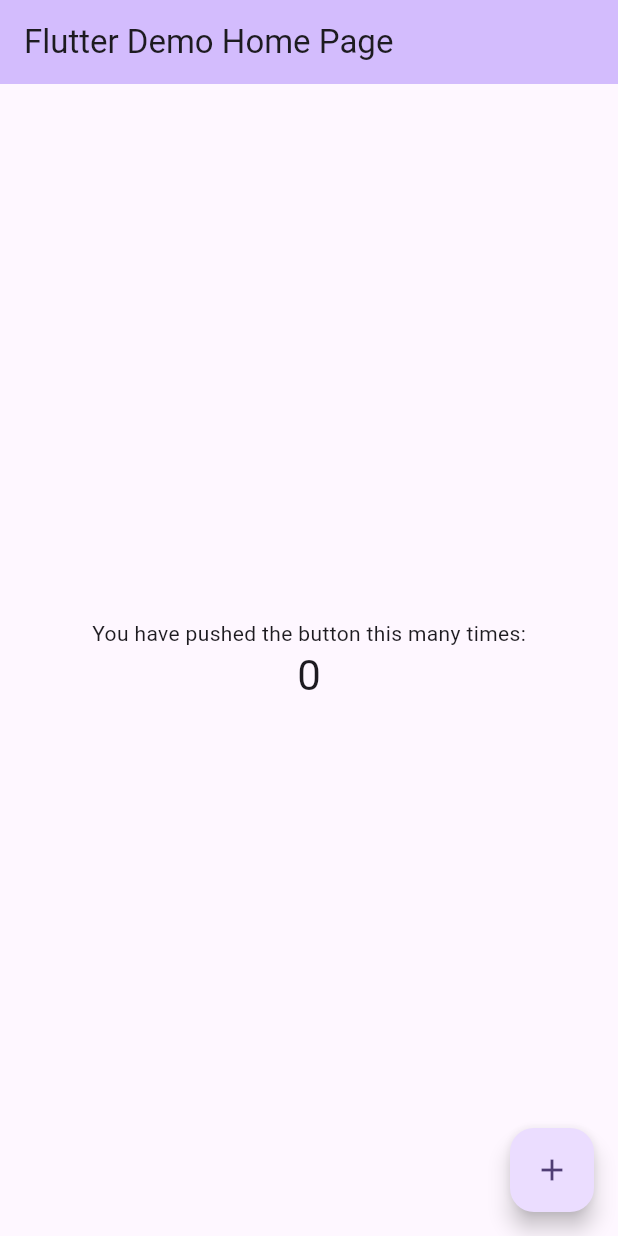
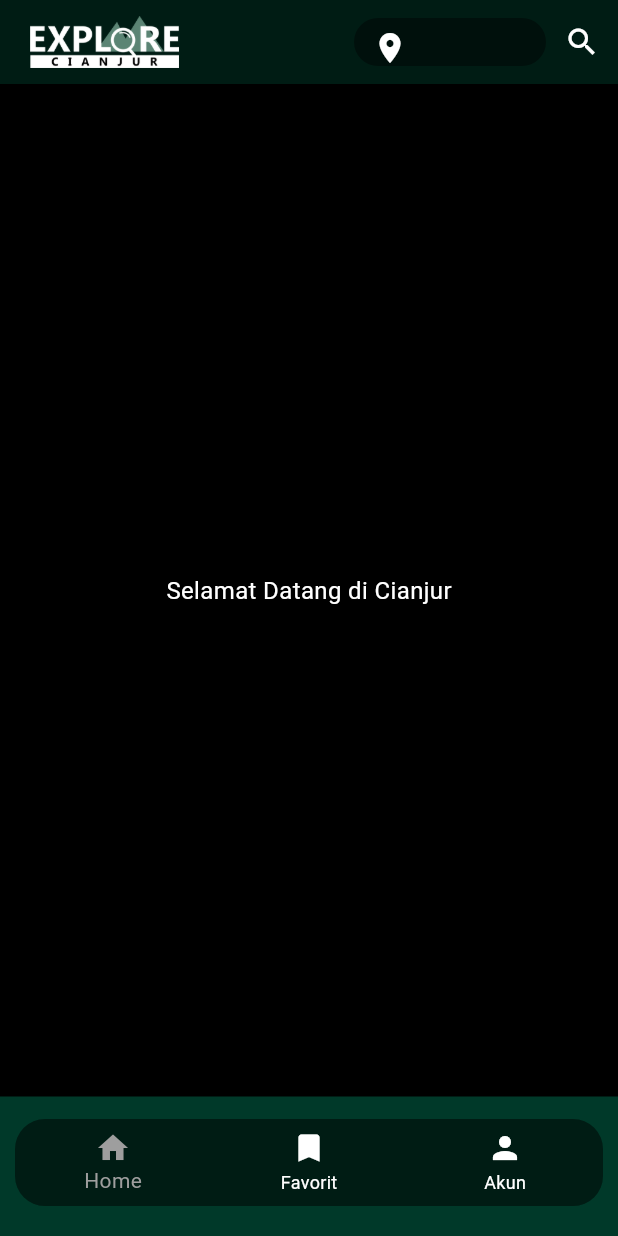
Before and after one commit to Fiqri-YuMa/myapp, a Flutter app: the screen it shows after launch, on a phone screen of 412 x 824 dp. Run offline on Flutter 3.47's test engine with Material 3 defaults, Android fonts, the phone set to English and light mode, and no system bars.

Commit message:
mengubah tampilan home

```diff
--- a/lib/main.dart
+++ b/lib/main.dart
@@ -1,125 +1,18 @@
+import 'package:myapp/screen/home.dart';
 import 'package:flutter/material.dart';
 
-void main() {
-  runApp(const MyApp());
-}
+class explore_cianjur extends StatelessWidget {
+  const explore_cianjur({super.key});
 
-class MyApp extends StatelessWidget {
-  const MyApp({super.key});
-
-  // This widget is the root of your application.
   @override
   Widget build(BuildContext context) {
     return MaterialApp(
-      title: 'Flutter Demo',
-      theme: ThemeData(
-        // This is the theme of your application.
-        //
-        // TRY THIS: Try running your application with "flutter run". You'll see
-        // the application has a purple toolbar. Then, without quitting the app,
-        // try changing the seedColor in the colorScheme below to Colors.green
-        // and then invoke "hot reload" (save your changes or press the "hot
-        // reload" button in a Flutter-supported IDE, or press "r" if you used
-        // the command line to start the app).
-        //
-        // Notice that the counter didn't reset back to zero; the application
-        // state is not lost during the reload. To reset the state, use hot
-        // restart instead.
-        //
-        // This works for code too, not just values: Most code changes can be
-        // tested with just a hot reload.
-        colorScheme: ColorScheme.fromSeed(seedColor: Colors.deepPurple),
-        useMaterial3: true,
-      ),
-      home: const MyHomePage(title: 'Flutter Demo Home Page'),
+      debugShowCheckedModeBanner: false,
+      home: BelajarNavBar(),
     );
   }
 }
 
-class MyHomePage extends StatefulWidget {
-  const MyHomePage({super.key, required this.title});
-
-  // This widget is the home page of your application. It is stateful, meaning
-  // that it has a State object (defined below) that contains fields that affect
-  // how it looks.
-
-  // This class is the configuration for the state. It holds the values (in this
-  // case the title) provided by the parent (in this case the App widget) and
-  // used by the build method of the State. Fields in a Widget subclass are
-  // always marked "final".
-
-  final String title;
-
-  @override
-  State<MyHomePage> createState() => _MyHomePageState();
+void main() {
+  runApp(explore_cianjur());
 }
-
-class _MyHomePageState extends State<MyHomePage> {
-  int _counter = 0;
-
-  void _incrementCounter() {
-    setState(() {
-      // This call to setState tells the Flutter framework that something has
-      // changed in this State, which causes it to rerun the build method below
-      // so that the display can reflect the updated values. If we changed
-      // _counter without calling setState(), then the build method would not be
-      // called again, and so nothing would appear to happen.
-      _counter++;
-    });
-  }
-
-  @override
-  Widget build(BuildContext context) {
-    // This method is rerun every time setState is called, for instance as done
-    // by the _incrementCounter method above.
-    //
-    // The Flutter framework has been optimized to make rerunning build methods
-    // fast, so that you can just rebuild anything that needs updating rather
-    // than having to individually change instances of widgets.
-    return Scaffold(
-      appBar: AppBar(
-        // TRY THIS: Try changing the color here to a specific color (to
-        // Colors.amber, perhaps?) and trigger a hot reload to see the AppBar
-        // change color while the other colors stay the same.
-        backgroundColor: Theme.of(context).colorScheme.inversePrimary,
-        // Here we take the value from the MyHomePage object that was created by
-        // the App.build method, and use it to set our appbar title.
-        title: Text(widget.title),
-      ),
-      body: Center(
-        // Center is a layout widget. It takes a single child and positions it
-        // in the middle of the parent.
-        child: Column(
-          // Column is also a layout widget. It takes a list of children and
-          // arranges them vertically. By default, it sizes itself to fit its
-          // children horizontally, and tries to be as tall as its parent.
-          //
-          // Column has various properties to control how it sizes itself and
-          // how it positions its children. Here we use mainAxisAlignment to
-          // center the children vertically; the main axis here is the vertical
-          // axis because Columns are vertical (the cross axis would be
-          // horizontal).
-          //
-          // TRY THIS: Invoke "debug painting" (choose the "Toggle Debug Paint"
-          // action in the IDE, or press "p" in the console), to see the
-          // wireframe for each widget.
-          mainAxisAlignment: MainAxisAlignment.center,
-          children: <Widget>[
-            const Text(
-              'You have pushed the button this many times:',
-            ),
-            Text(
-              '$_counter',
-              style: Theme.of(context).textTheme.headlineMedium,
-            ),
-          ],
-        ),
-      ),
-      floatingActionButton: FloatingActionButton(
-        onPressed: _incrementCounter,
-        tooltip: 'Increment',
-        child: const Icon(Icons.add),
-      ), // This trailing comma makes auto-formatting nicer for build methods.
-    );
-  }
-}
--- /dev/null
+++ b/lib/screen/home.dart
@@ -0,0 +1,102 @@
+import 'package:flutter/material.dart';
+
+class BelajarNavBar extends StatefulWidget {
+  @override
+  _BelajarNavBarState createState() => _BelajarNavBarState();
+}
+
+class _BelajarNavBarState extends State<BelajarNavBar> {
+  int _selectedNavbar = 0;
+
+  void _changeSelectedNavBar(int index) {
+    setState(() {
+      _selectedNavbar = index;
+    });
+  }
+
+  @override
+  Widget build(BuildContext context) {
+    return Scaffold(
+      appBar: AppBar(
+        flexibleSpace: Container(
+          margin: EdgeInsets.only(left: 20),
+          decoration: BoxDecoration(
+            image: DecorationImage(
+              image: AssetImage('assets/image/logo.png'),
+              fit: BoxFit.none,
+              scale: 10.0,
+              alignment: Alignment.centerLeft,
+            ),
+          ),
+        ),
+        centerTitle: true,
+        backgroundColor: Color.fromARGB(255, 0, 28, 20),
+        actions: [
+          Container(
+            padding: EdgeInsets.only(top: 12, bottom: 12),
+            child: ClipRRect(
+              borderRadius: BorderRadius.all(Radius.circular(30)),
+              child: Container(
+                padding: EdgeInsets.only(right: 80, bottom: 25),
+                color: Color.fromARGB(255, 0, 16, 12),
+                child: IconButton(
+                  onPressed: () {},
+                  icon: Icon(Icons.location_on),
+                  alignment: Alignment.centerLeft,
+                  color: Colors.white,
+                ),
+              ),
+            ),
+          ),
+          IconButton(
+            onPressed: () {},
+            icon: Icon(
+              Icons.search,
+              color: Colors.white,
+            ),
+          ),
+        ],
+      ),
+      backgroundColor: Colors.black,
+      body: Center(
+        child: Text(
+          "Selamat Datang di Cianjur",
+          style: TextStyle(
+            fontSize: 16,
+            color: Colors.white,
+          ),
+        ),
+      ),
+      bottomNavigationBar: Container(
+        color: Color.fromARGB(255, 0, 57, 41),
+        padding: EdgeInsets.only(bottom: 20, left: 10, right: 10, top: 15),
+        child: ClipRRect(
+            borderRadius: BorderRadius.all(Radius.circular(20)),
+            child: Container(
+              child: BottomNavigationBar(
+                items: const <BottomNavigationBarItem>[
+                  BottomNavigationBarItem(
+                    icon: Icon(Icons.home),
+                    label: 'Home',
+                  ),
+                  BottomNavigationBarItem(
+                    icon: Icon(Icons.bookmark),
+                    label: 'Favorit',
+                  ),
+                  BottomNavigationBarItem(
+                    icon: Icon(Icons.person),
+                    label: 'Akun',
+                  ),
+                ],
+                currentIndex: _selectedNavbar,
+                backgroundColor: Color.fromARGB(255, 0, 28, 20),
+                selectedItemColor: Colors.grey,
+                unselectedItemColor: Colors.white,
+                showUnselectedLabels: true,
+                onTap: _changeSelectedNavBar,
+              ),
+            )),
+      ),
+    );
+  }
+}
--- a/pubspec.yaml
+++ b/pubspec.yaml
@@ -59,8 +59,8 @@ flutter:
   uses-material-design: true
 
   # To add assets to your application, add an assets section, like this:
-  # assets:
-  #   - images/a_dot_burr.jpeg
+  assets:
+    - assets/image/logo.png
   #   - images/a_dot_ham.jpeg
 
   # An image asset can refer to one or more resolution-specific "variants", see
```
Also changed, not shown: assets/image/logo.png (added).
